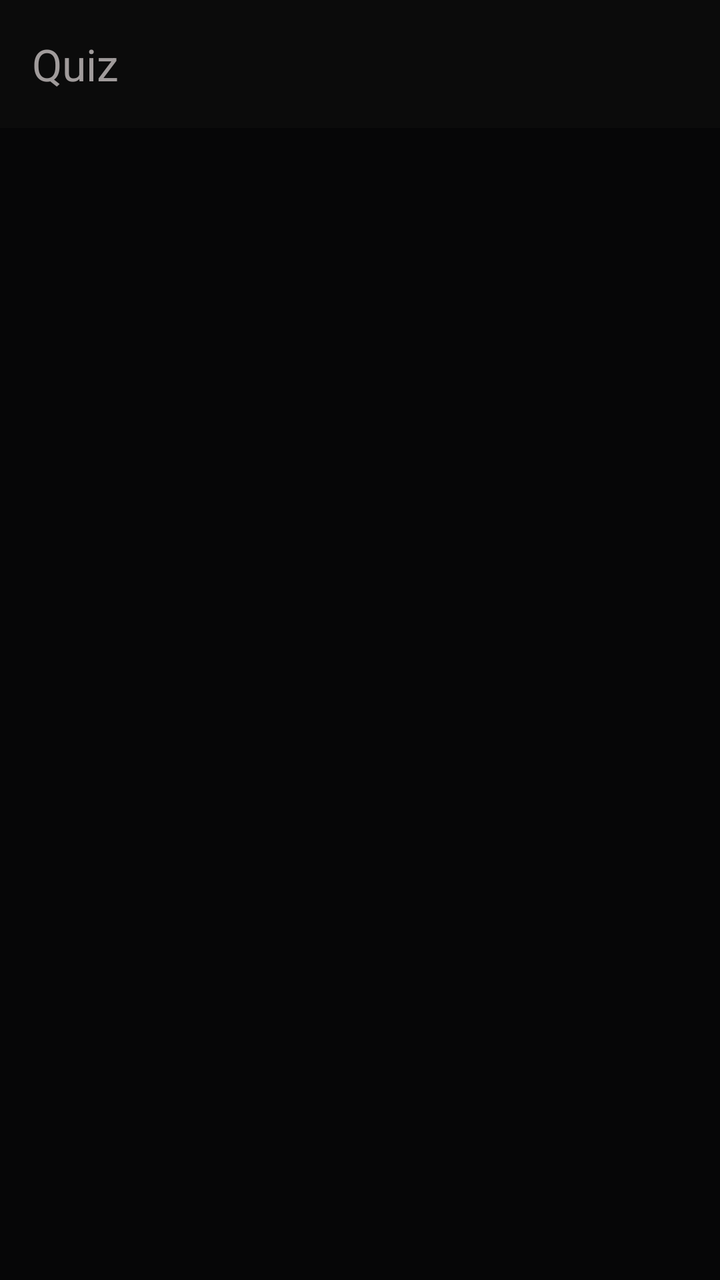
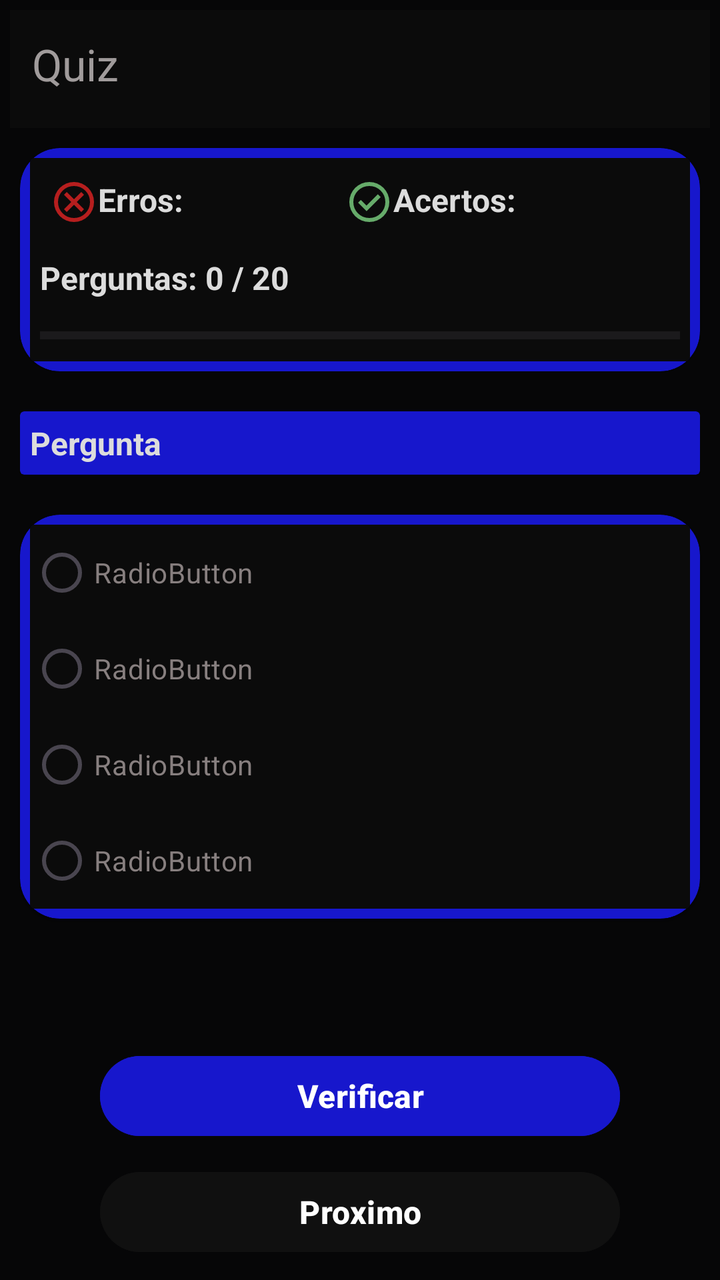

Screens rendered from an Android XML layout before and after an edit, with the pre-edit source and the edit as a unified diff.
<!-- AndroidManifest.xml: application theme Theme.ProjetoPDMII -->
<!-- res/layout/activity_tela05_quiz.xml -->
<?xml version="1.0" encoding="utf-8"?>
<androidx.drawerlayout.widget.DrawerLayout xmlns:android="http://schemas.android.com/apk/res/android"
    xmlns:app="http://schemas.android.com/apk/res-auto"
    xmlns:tools="http://schemas.android.com/tools"
    android:id="@+id/iddrawer"
    android:layout_width="match_parent"
    android:layout_height="match_parent"
    android:background="#060607"
    android:orientation="vertical"
    tools:context=".Tela05_quiz">

    <LinearLayout
        android:id="@+id/id_tela05"
        android:layout_width="match_parent"
        android:layout_height="match_parent"
        android:orientation="vertical">

        <androidx.appcompat.widget.Toolbar
            android:id="@+id/toolbar5"
            android:layout_width="match_parent"
            android:layout_height="wrap_content"
            android:background="#0B0B0B"
            android:minHeight="?attr/actionBarSize"
            android:theme="?attr/actionBarTheme"
            app:title="Quiz"
            app:titleTextColor="#A09B9B" />
    </LinearLayout>

    <com.google.android.material.navigation.NavigationView
        android:id="@+id/id_navigatin_tela05"
        android:layout_width="wrap_content"
        android:layout_height="match_parent"
        android:layout_gravity="start"
        app:headerLayout="@layout/cabecalho"
        app:menu="@menu/menu_drawer" />

</androidx.drawerlayout.widget.DrawerLayout>
<!-- res/layout/cabecalho.xml (included above) -->
<?xml version="1.0" encoding="utf-8"?>
<LinearLayout xmlns:android="http://schemas.android.com/apk/res/android"
    xmlns:app="http://schemas.android.com/apk/res-auto"
    android:layout_width="match_parent"
    android:layout_height="180dp"
    android:background="#15151A"
    android:gravity="bottom"
    android:orientation="vertical"
    android:padding="10dp">

    <ImageView
        android:id="@+id/imageView8"
        android:layout_width="72dp"
        android:layout_height="72dp"
        android:layout_weight="1"
        app:srcCompat="@drawable/account_circle_48px" />

    <TextView
        android:id="@+id/textView5"
        android:layout_width="wrap_content"
        android:layout_height="wrap_content"
        android:layout_weight="1"
        android:text="@string/name"
        android:textSize="16sp" />

    <TextView
        android:id="@+id/textView6"
        android:layout_width="wrap_content"
        android:layout_height="wrap_content"
        android:layout_weight="1"
        android:text="@string/email"
        android:textSize="16sp" />
</LinearLayout>
<!-- resources referenced by this layout -->
<resources>
  <!-- drawable account_circle_48px (drawable) -->
  <vector xmlns:android="http://schemas.android.com/apk/res/android"
      android:width="48dp"
      android:height="48dp"
      android:viewportWidth="960"
      android:viewportHeight="960"
      android:tint="?attr/colorControlNormal">
    <path
        android:fillColor="@android:color/white"
        android:pathData="M216,701Q280,656 344,632.5Q408,609 480,609Q552,609 616,632.5Q680,656 746,701Q789,645 806,592Q823,539 823,480Q823,334 724.5,235.5Q626,137 480,137Q334,137 235.5,235.5Q137,334 137,480Q137,539 154.5,592Q172,645 216,701ZM374,479Q331,436 331,373Q331,310 374,267Q417,224 480,224Q543,224 586,267Q629,310 629,373Q629,436 586,479Q543,522 480,522Q417,522 374,479ZM480,896Q395,896 319.5,863Q244,830 187,773Q130,716 97,640.5Q64,565 64,480Q64,395 97,319.5Q130,244 187,187Q244,130 319.5,97Q395,64 480,64Q565,64 640.5,97Q716,130 773,187Q830,244 863,319.5Q896,395 896,480Q896,565 863,640.5Q830,716 773,773Q716,830 640.5,863Q565,896 480,896ZM584.5,808Q636,793 688,753Q636,718 583.5,700Q531,682 480,682Q429,682 376.5,700Q324,718 273,753Q324,793 375.5,808Q427,823 480,823Q533,823 584.5,808ZM534.5,427.5Q556,406 556,373Q556,340 534.5,318.5Q513,297 480,297Q447,297 425.5,318.5Q404,340 404,373Q404,406 425.5,427.5Q447,449 480,449Q513,449 534.5,427.5ZM480,373Q480,373 480,373Q480,373 480,373Q480,373 480,373Q480,373 480,373Q480,373 480,373Q480,373 480,373Q480,373 480,373Q480,373 480,373ZM480,752Q480,752 480,752Q480,752 480,752Q480,752 480,752Q480,752 480,752Q480,752 480,752Q480,752 480,752Q480,752 480,752Q480,752 480,752Z"/>
  </vector>
  <string name="email">bablababla@gmail.com </string>
  <string name="name">Sophia Gomes </string>
  <style name="Theme.ProjetoPDMII" parent="Base.Theme.ProjetoPDMII" />
  <style name="Base.Theme.ProjetoPDMII" parent="Theme.Material3.DayNight.NoActionBar">
          
          
      </style>
</resources>

<!-- the commit's change to res/layout/activity_tela05_quiz.xml (unified diff, before → after) -->
@@ -7,6 +7,7 @@
     android:layout_height="match_parent"
     android:background="#060607"
     android:orientation="vertical"
+    android:padding="5dp"
     tools:context=".Tela05_quiz">
 
     <LinearLayout
@@ -24,6 +25,197 @@
             android:theme="?attr/actionBarTheme"
             app:title="Quiz"
             app:titleTextColor="#A09B9B" />
+
+        <androidx.cardview.widget.CardView
+            android:layout_width="match_parent"
+            android:layout_height="wrap_content"
+            android:layout_margin="10dp"
+            app:cardBackgroundColor="#1717CC"
+            app:cardCornerRadius="20dp">
+
+            <LinearLayout
+                android:layout_width="match_parent"
+                android:layout_height="wrap_content"
+                android:layout_margin="5dp"
+                android:background="#0B0B0B"
+                android:orientation="vertical">
+
+                <LinearLayout
+                    android:layout_width="match_parent"
+                    android:layout_height="match_parent"
+                    android:layout_margin="10dp"
+                    android:orientation="vertical">
+
+                    <LinearLayout
+                        android:layout_width="match_parent"
+                        android:layout_height="match_parent"
+                        android:orientation="horizontal">
+
+                        <ImageView
+                            android:id="@+id/imageView11"
+                            android:layout_width="wrap_content"
+                            android:layout_height="wrap_content"
+                            app:srcCompat="@drawable/cancel_24px" />
+
+                        <TextView
+                            android:id="@+id/textView8"
+                            android:layout_width="wrap_content"
+                            android:layout_height="wrap_content"
+                            android:layout_weight="1"
+                            android:text="Erros: "
+                            android:textColor="#DCDCDC"
+                            android:textSize="16sp"
+                            android:textStyle="bold" />
+
+                        <ImageView
+                            android:id="@+id/imageView12"
+                            android:layout_width="wrap_content"
+                            android:layout_height="wrap_content"
+                            app:srcCompat="@drawable/check_circle_24px" />
+
+                        <TextView
+                            android:id="@+id/textView10"
+                            android:layout_width="wrap_content"
+                            android:layout_height="wrap_content"
+                            android:layout_weight="1"
+                            android:text="Acertos:"
+                            android:textColor="#DCDCDC"
+                            android:textSize="16sp"
+                            android:textStyle="bold" />
+                    </LinearLayout>
+
+                </LinearLayout>
+
+                <TextView
+                    android:id="@+id/textView11"
+                    android:layout_width="match_parent"
+                    android:layout_height="wrap_content"
+                    android:padding="5dp"
+                    android:text="Perguntas: 0 / 20"
+                    android:textColor="#DCDCDC"
+                    android:textSize="16sp"
+                    android:textStyle="bold" />
+
+                <ProgressBar
+                    android:id="@+id/progressBar"
+                    style="?android:attr/progressBarStyleHorizontal"
+                    android:layout_width="match_parent"
+                    android:layout_height="wrap_content"
+                    android:layout_margin="5dp"
+                    android:secondaryProgressTint="#EB4293" />
+
+            </LinearLayout>
+        </androidx.cardview.widget.CardView>
+
+        <androidx.cardview.widget.CardView
+            android:layout_width="match_parent"
+            android:layout_height="wrap_content"
+            android:layout_margin="10dp"
+            android:background="#1717CC"
+            android:backgroundTint="#1717CC">
+
+            <TextView
+                android:id="@+id/textView12"
+                android:layout_width="wrap_content"
+                android:layout_height="wrap_content"
+                android:padding="5dp"
+                android:text="Pergunta"
+                android:textColor="#DCDCDC"
+                android:textSize="16sp"
+                android:textStyle="bold" />
+        </androidx.cardview.widget.CardView>
+
+        <androidx.cardview.widget.CardView
+            android:layout_width="match_parent"
+            android:layout_height="wrap_content"
+            android:layout_margin="10dp"
+            app:cardBackgroundColor="#1717CC"
+            app:cardCornerRadius="20dp">
+
+            <LinearLayout
+                android:layout_width="match_parent"
+                android:layout_height="wrap_content"
+                android:layout_margin="5dp"
+                android:background="#0B0B0B"
+                android:orientation="vertical">
+
+                <RadioGroup
+                    android:layout_width="match_parent"
+                    android:layout_height="match_parent" >
+
+                    <RadioButton
+                        android:id="@+id/radioButton"
+                        android:layout_width="match_parent"
+                        android:layout_height="wrap_content"
+                        android:text="RadioButton"
+                        android:textColor="#877F7F"
+                        android:textSize="14sp" />
+
+                    <RadioButton
+                        android:id="@+id/radioButton4"
+                        android:layout_width="match_parent"
+                        android:layout_height="wrap_content"
+                        android:text="RadioButton"
+                        android:textColor="#877F7F"
+                        android:textSize="14sp" />
+
+                    <RadioButton
+                        android:id="@+id/radioButton3"
+                        android:layout_width="match_parent"
+                        android:layout_height="wrap_content"
+                        android:text="RadioButton"
+                        android:textColor="#877F7F"
+                        android:textSize="14sp" />
+
+                    <RadioButton
+                        android:id="@+id/radioButton2"
+                        android:layout_width="match_parent"
+                        android:layout_height="wrap_content"
+                        android:text="RadioButton"
+                        android:textColor="#877F7F"
+                        android:textSize="14sp" />
+                </RadioGroup>
+
+            </LinearLayout>
+        </androidx.cardview.widget.CardView>
+
+        <LinearLayout
+            android:layout_width="match_parent"
+            android:layout_height="match_parent"
+            android:gravity="bottom"
+            android:orientation="vertical">
+
+            <Button
+                android:id="@+id/button2"
+                android:layout_width="match_parent"
+                android:layout_height="wrap_content"
+                android:layout_marginStart="50dp"
+                android:layout_marginLeft="5dp"
+                android:layout_marginTop="5dp"
+                android:layout_marginEnd="50dp"
+                android:layout_marginRight="5dp"
+                android:layout_marginBottom="5dp"
+                android:backgroundTint="#1717CC"
+                android:text="Verificar"
+                android:textSize="16sp"
+                android:textStyle="bold" />
+
+            <Button
+                android:id="@+id/button3"
+                android:layout_width="match_parent"
+                android:layout_height="wrap_content"
+                android:layout_marginStart="50dp"
+                android:layout_marginLeft="5dp"
+                android:layout_marginTop="5dp"
+                android:layout_marginEnd="50dp"
+                android:layout_marginRight="5dp"
+                android:layout_marginBottom="10dp"
+                android:backgroundTint="#101010"
+                android:text="Proximo"
+                android:textSize="16sp"
+                android:textStyle="bold" />
+        </LinearLayout>
+
     </LinearLayout>
 
     <com.google.android.material.navigation.NavigationView
<!-- resource entries referenced after the edit -->
@@ -11,6 +11,28 @@
         android:fillColor="@android:color/white"
         android:pathData="M216,701Q280,656 344,632.5Q408,609 480,609Q552,609 616,632.5Q680,656 746,701Q789,645 806,592Q823,539 823,480Q823,334 724.5,235.5Q626,137 480,137Q334,137 235.5,235.5Q137,334 137,480Q137,539 154.5,592Q172,645 216,701ZM374,479Q331,436 331,373Q331,310 374,267Q417,224 480,224Q543,224 586,267Q629,310 629,373Q629,436 586,479Q543,522 480,522Q417,522 374,479ZM480,896Q395,896 319.5,863Q244,830 187,773Q130,716 97,640.5Q64,565 64,480Q64,395 97,319.5Q130,244 187,187Q244,130 319.5,97Q395,64 480,64Q565,64 640.5,97Q716,130 773,187Q830,244 863,319.5Q896,395 896,480Q896,565 863,640.5Q830,716 773,773Q716,830 640.5,863Q565,896 480,896ZM584.5,808Q636,793 688,753Q636,718 583.5,700Q531,682 480,682Q429,682 376.5,700Q324,718 273,753Q324,793 375.5,808Q427,823 480,823Q533,823 584.5,808ZM534.5,427.5Q556,406 556,373Q556,340 534.5,318.5Q513,297 480,297Q447,297 425.5,318.5Q404,340 404,373Q404,406 425.5,427.5Q447,449 480,449Q513,449 534.5,427.5ZM480,373Q480,373 480,373Q480,373 480,373Q480,373 480,373Q480,373 480,373Q480,373 480,373Q480,373 480,373Q480,373 480,373Q480,373 480,373ZM480,752Q480,752 480,752Q480,752 480,752Q480,752 480,752Q480,752 480,752Q480,752 480,752Q480,752 480,752Q480,752 480,752Q480,752 480,752Z"/>
   </vector>
+  <!-- drawable cancel_24px (drawable) -->
+  <vector xmlns:android="http://schemas.android.com/apk/res/android"
+      android:width="24dp"
+      android:height="24dp"
+      android:viewportWidth="960"
+      android:viewportHeight="960"
+      android:tint="#B61E1E">
+    <path
+        android:fillColor="@android:color/white"
+        android:pathData="M336,680L480,536L624,680L680,624L536,480L680,336L624,280L480,424L336,280L280,336L424,480L280,624L336,680ZM480,880Q397,880 324,848.5Q251,817 197,763Q143,709 111.5,636Q80,563 80,480Q80,397 111.5,324Q143,251 197,197Q251,143 324,111.5Q397,80 480,80Q563,80 636,111.5Q709,143 763,197Q817,251 848.5,324Q880,397 880,480Q880,563 848.5,636Q817,709 763,763Q709,817 636,848.5Q563,880 480,880ZM480,800Q614,800 707,707Q800,614 800,480Q800,346 707,253Q614,160 480,160Q346,160 253,253Q160,346 160,480Q160,614 253,707Q346,800 480,800ZM480,480Q480,480 480,480Q480,480 480,480Q480,480 480,480Q480,480 480,480Q480,480 480,480Q480,480 480,480Q480,480 480,480Q480,480 480,480Z"/>
+  </vector>
+  <!-- drawable check_circle_24px (drawable) -->
+  <vector xmlns:android="http://schemas.android.com/apk/res/android"
+      android:width="24dp"
+      android:height="24dp"
+      android:viewportWidth="960"
+      android:viewportHeight="960"
+      android:tint="#66AB6A">
+    <path
+        android:fillColor="@android:color/white"
+        android:pathData="M424,664L706,382L650,326L424,552L310,438L254,494L424,664ZM480,880Q397,880 324,848.5Q251,817 197,763Q143,709 111.5,636Q80,563 80,480Q80,397 111.5,324Q143,251 197,197Q251,143 324,111.5Q397,80 480,80Q563,80 636,111.5Q709,143 763,197Q817,251 848.5,324Q880,397 880,480Q880,563 848.5,636Q817,709 763,763Q709,817 636,848.5Q563,880 480,880ZM480,800Q614,800 707,707Q800,614 800,480Q800,346 707,253Q614,160 480,160Q346,160 253,253Q160,346 160,480Q160,614 253,707Q346,800 480,800ZM480,480Q480,480 480,480Q480,480 480,480Q480,480 480,480Q480,480 480,480Q480,480 480,480Q480,480 480,480Q480,480 480,480Q480,480 480,480Z"/>
+  </vector>
   <string name="email">bablababla@gmail.com </string>
   <string name="name">Sophia Gomes </string>
   <style name="Theme.ProjetoPDMII" parent="Base.Theme.ProjetoPDMII" />
